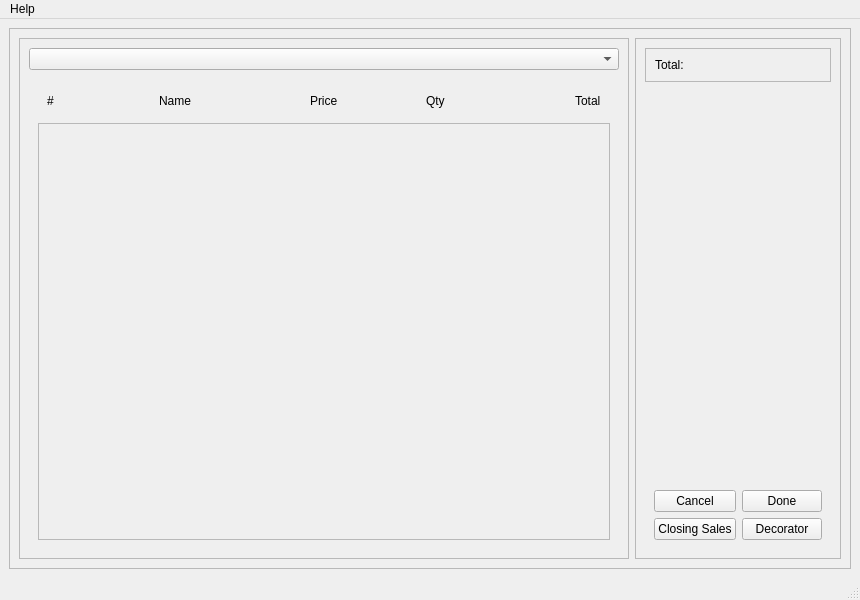
Old version of the form src/main/python/ui_designs/salewindow.ui in the repository JacksonRye/empireresturant.
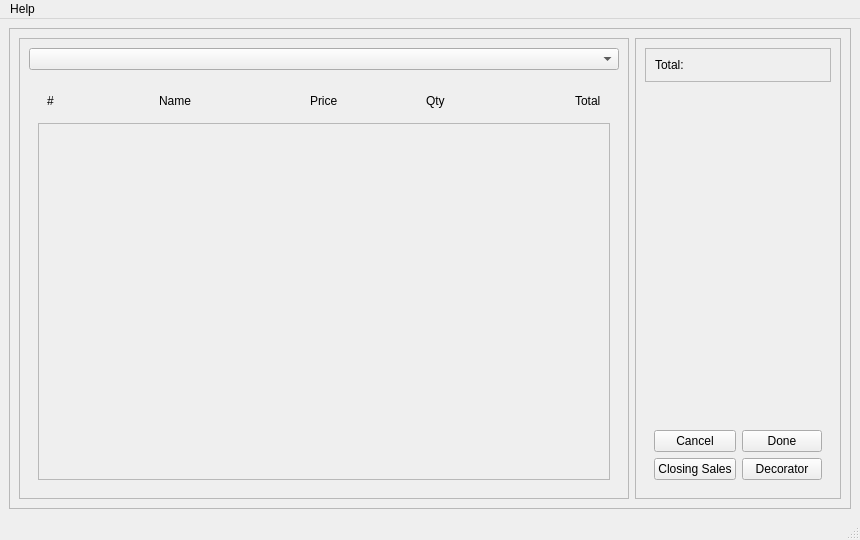
New version of the form.

The edit to the form file:
```diff
--- a/src/main/python/ui_designs/salewindow.ui
+++ b/src/main/python/ui_designs/salewindow.ui
@@ -7,7 +7,7 @@
     <x>0</x>
     <y>0</y>
     <width>860</width>
-    <height>600</height>
+    <height>540</height>
    </rect>
   </property>
   <property name="windowTitle">
@@ -91,7 +91,7 @@
                   <x>0</x>
                   <y>0</y>
                   <width>555</width>
-                  <height>393</height>
+                  <height>333</height>
                  </rect>
                 </property>
                </widget>
```
